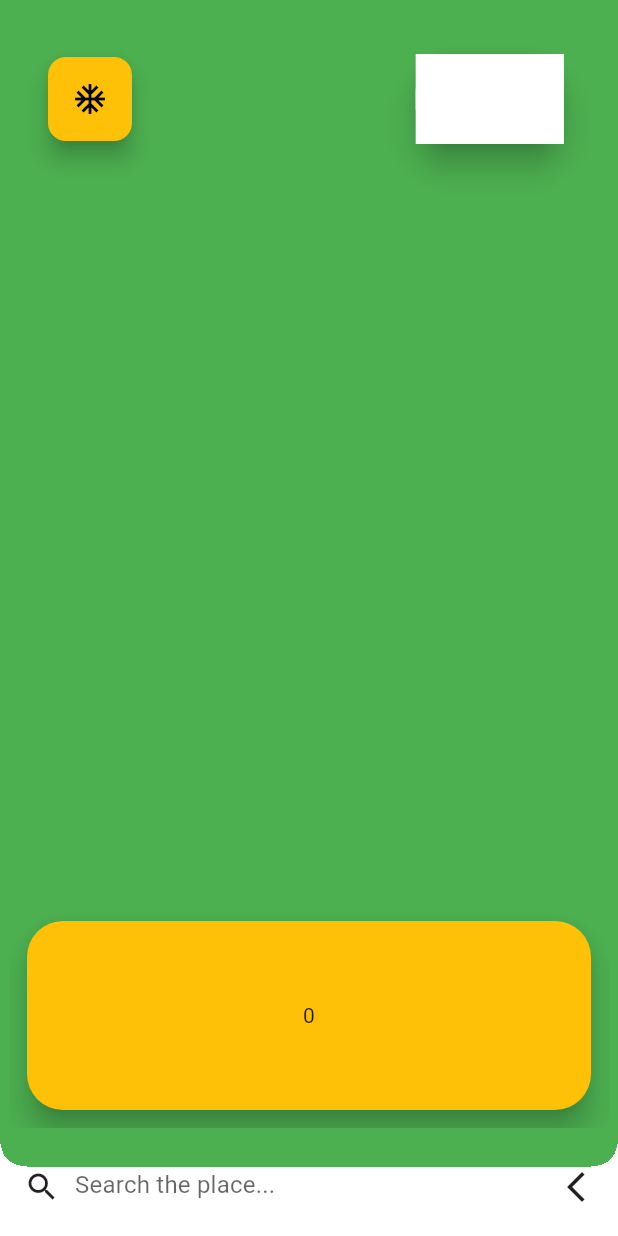
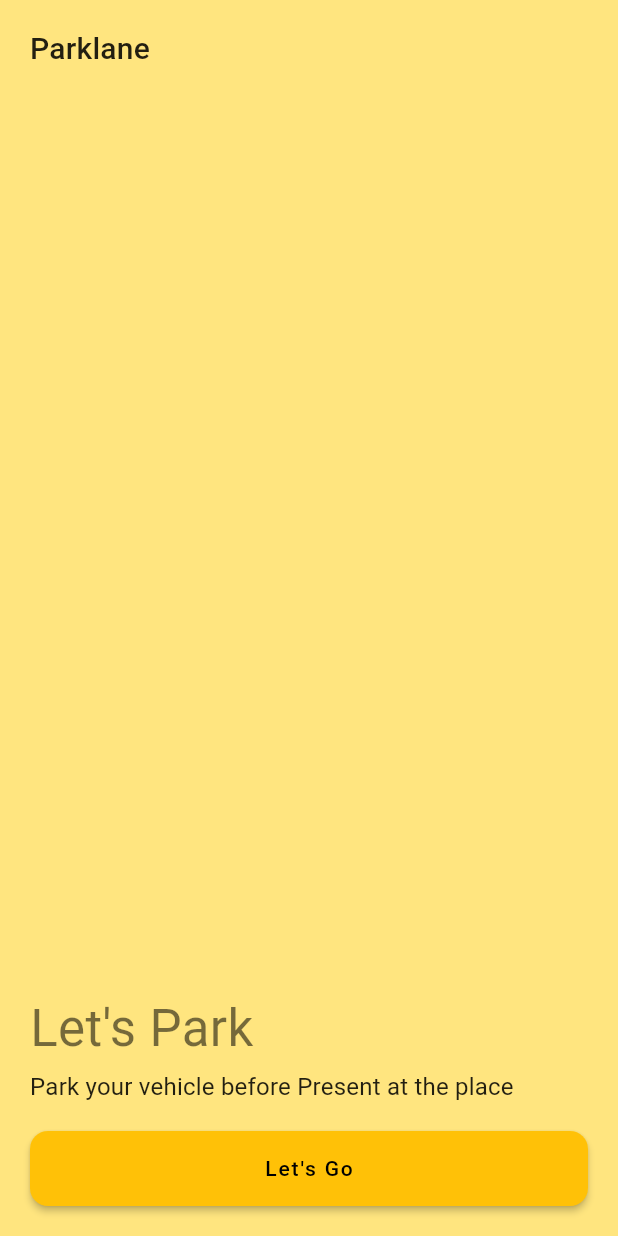
Before and after one commit to suyog-patil-21/parklane-parking-app, a Flutter app: the screen it shows after launch, on a phone screen of 412 x 824 dp. Run offline on Flutter 3.47's test engine with Material 2 defaults, Android fonts, the light colour scheme and no system bars; our stand-ins replace bloc, connectivity_plus, flutter_bloc, google_fonts, socket_io_client; Roboto replaces fonts that are missing (Heebo).

Commit message:
recovered files loginuiintro and loginuisignup

```diff
--- a/parklane_app/lib/main.dart
+++ b/parklane_app/lib/main.dart
@@ -94,6 +94,7 @@ class MyApp extends StatelessWidget {
         home: const HomeScreen(),
         onGenerateRoute: appRouter.onGenerateRoute,
         // initialRoute: LoginSignupScreen.route,
+        initialRoute: LoginSignupScreen.route,
       ),
     );
   }
--- /dev/null
+++ b/parklane_app/lib/presentation/mobileui/mobile_login_intro_view.dart
@@ -0,0 +1,68 @@
+import 'package:flutter/material.dart';
+import 'package:parklane_app/presentation/mobileui/mobile_login_signup_view.dart';
+
+class MobileLoginIntroView extends StatelessWidget {
+  static const String route = '/mobileauthintro';
+
+  const MobileLoginIntroView({Key? key}) : super(key: key);
+
+  @override
+  Widget build(BuildContext context) {
+    final screenSize = MediaQuery.of(context).size;
+    return Scaffold(
+      backgroundColor: Colors.amberAccent.shade100,
+      body: Stack(
+        children: [
+          Align(
+            alignment: Alignment.topLeft,
+            child: Padding(
+              padding: const EdgeInsets.symmetric(vertical: 20, horizontal: 20),
+              child: Text(
+                'Parklane',
+                style: Theme.of(context).textTheme.headline6,
+              ),
+            ),
+          ),
+          Align(
+            alignment: Alignment.bottomLeft,
+            child: Padding(
+                padding:
+                    const EdgeInsets.symmetric(vertical: 20, horizontal: 20),
+                child: Column(
+                  mainAxisAlignment: MainAxisAlignment.end,
+                  crossAxisAlignment: CrossAxisAlignment.start,
+                  children: [
+                    Text(
+                      'Let\'s Park',
+                      style: Theme.of(context).textTheme.headline4,
+                    ),
+                    const SizedBox(
+                      height: 10,
+                    ),
+                    Text(
+                      'Park your vehicle before Present at the place',
+                      style: Theme.of(context).textTheme.subtitle1,
+                    ),
+                    const SizedBox(
+                      height: 20,
+                    ),
+                    ElevatedButton(
+                      onPressed: () {
+                        Navigator.of(context)
+                            .pushNamed(MobileLoginSignupView.route);
+                      },
+                      child: Text(
+                        'Let\'s Go',
+                      ),
+                      style: ButtonStyle(
+                          minimumSize: MaterialStateProperty.all<Size>(
+                              Size(screenSize.width - 0.1, 50))),
+                    ),
+                  ],
+                )),
+          ),
+        ],
+      ),
+    );
+  }
+}
```
Also changed, not shown: parklane_app/lib/presentation/mobileui/mobile_login_signup_view.dart (added, +164 -0 lines).
